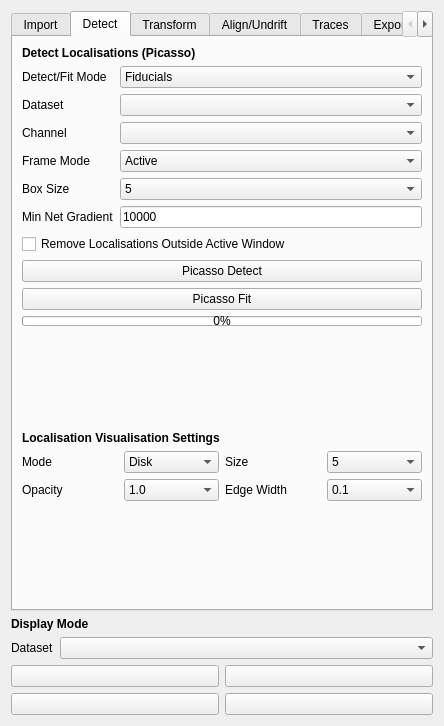
Before: the Qt Designer form src/napari_gapseq2/widget_ui.ui in piedrro/napari-GapSeq2, drawn with Qt 5.
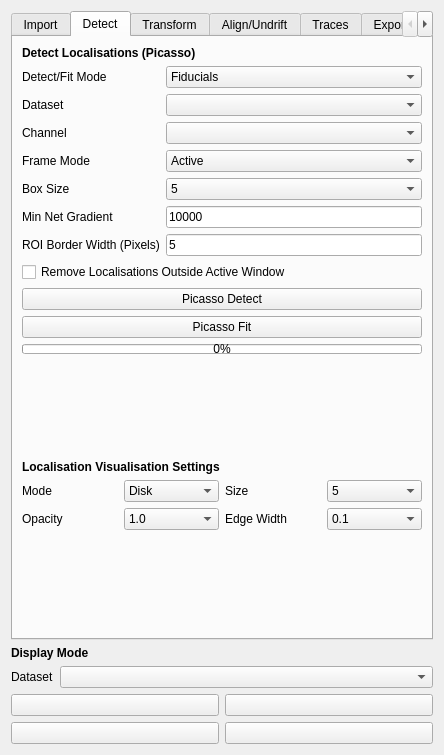
After: the same form once the commit is applied. The open tabs and pages were chosen to show the change.

Commit message: added picasso border ROI

Diff of the .ui file:
```diff
--- a/src/napari_gapseq2/widget_ui.ui
+++ b/src/napari_gapseq2/widget_ui.ui
@@ -7,7 +7,7 @@
     <x>0</x>
     <y>0</y>
     <width>444</width>
-    <height>725</height>
+    <height>755</height>
    </rect>
   </property>
   <property name="windowTitle">
@@ -428,6 +428,20 @@
            </item>
           </widget>
          </item>
+         <item row="6" column="0">
+          <widget class="QLabel" name="label_35">
+           <property name="text">
+            <string>ROI Border Width (Pixels)</string>
+           </property>
+          </widget>
+         </item>
+         <item row="6" column="1">
+          <widget class="QLineEdit" name="picasso_roi_border_width">
+           <property name="text">
+            <string>5</string>
+           </property>
+          </widget>
+         </item>
         </layout>
        </item>
        <item>
```
Left out of the diff: 12 changed lines with no effect on the pictures. The commit also changes 3 other files.
